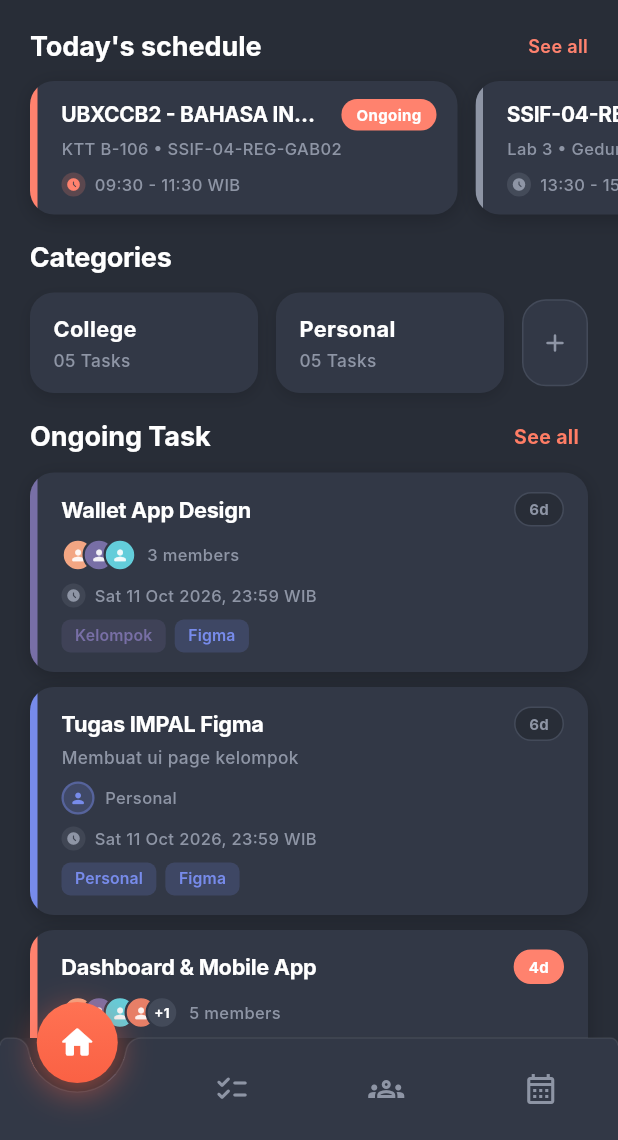
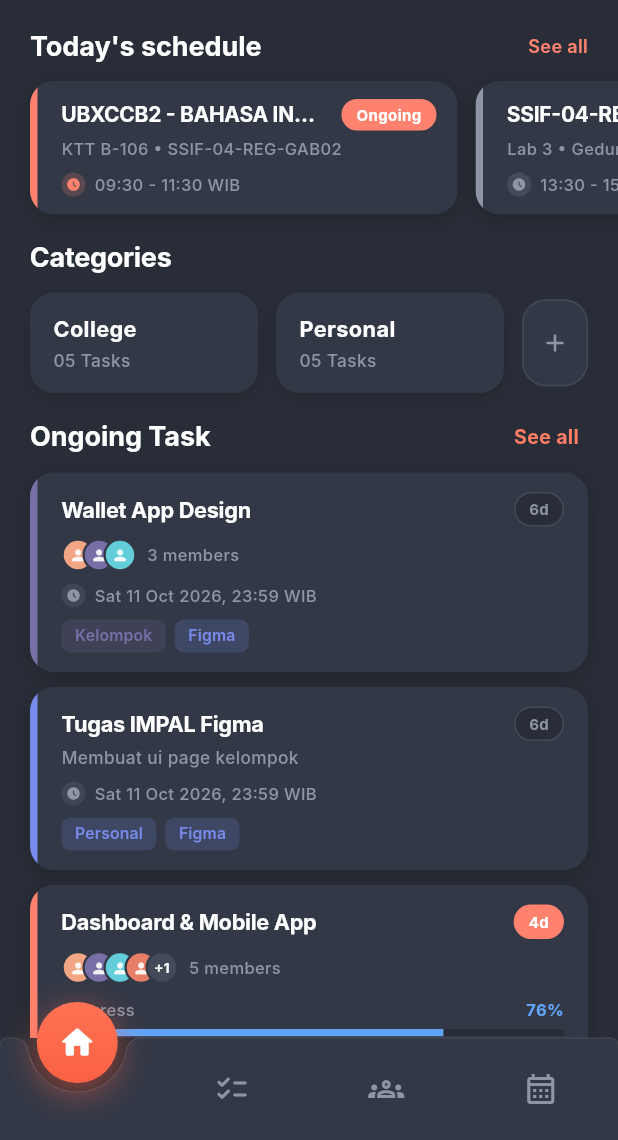
Before and after one commit to Pvsudbd/Impal-02-07, a Flutter app: the HomePage screen opened directly, on a phone screen of 412 x 824 dp, the part 96-1236 px from its top. Run offline on Flutter 3.47's test engine with Material 3 defaults, Android fonts, the phone set to English and light mode, and no system bars; our stand-ins replace shared_preferences; accounts and stored records are empty; Roboto replaces fonts that are missing (Inter).

Commit message:
fix(home): remove profile avatar from individual task cards

```diff
--- a/frontend/lib/presentation/features/dashboard/home_page.dart
+++ b/frontend/lib/presentation/features/dashboard/home_page.dart
@@ -1001,13 +1001,11 @@ class _HomePageState extends State<HomePage> {
                       ),
                     ],
 
-                    const SizedBox(height: 8),
-
-                    // Assignee: Avatars + Team members (for group) or Personal chip (for individual)
-                    if (isGroup)
-                      _buildAvatarStack(task.members!)
-                    else
-                      _buildPersonalAssignee(),
+                    // Team members (only for group tasks)
+                    if (isGroup) ...[
+                      const SizedBox(height: 8),
+                      _buildAvatarStack(task.members!),
+                    ],
 
                     // Progress Bar (if task has progress e.g. 76%)
                     if (task.progress != null) ...[
@@ -1180,42 +1178,6 @@ class _HomePageState extends State<HomePage> {
     );
   }
 
-  Widget _buildPersonalAssignee() {
-    return Row(
-      mainAxisSize: MainAxisSize.min,
-      children: [
-        Container(
-          width: 22,
-          height: 22,
-          decoration: BoxDecoration(
-            color: const Color(0xFF778BEB).withValues(alpha: 0.2),
-            shape: BoxShape.circle,
-            border: Border.all(
-              color: const Color(0xFF778BEB).withValues(alpha: 0.4),
-              width: 1.5,
-            ),
-          ),
-          alignment: Alignment.center,
-          child: const Icon(
-            Icons.person_rounded,
-            size: 11.5,
-            color: Color(0xFF778BEB),
-          ),
-        ),
-        const SizedBox(width: 7),
-        const Text(
-          'Personal',
-          style: TextStyle(
-            color: Color(0xFF8E95A5),
-            fontSize: 11,
-            fontFamily: 'Inter',
-            fontWeight: FontWeight.w500,
-          ),
-        ),
-      ],
-    );
-  }
-
   Widget _buildTag(TaskTag tag) {
     return Container(
       padding: const EdgeInsets.symmetric(horizontal: 9, vertical: 3.5),
```
Also changed, not shown: 1 other file.
